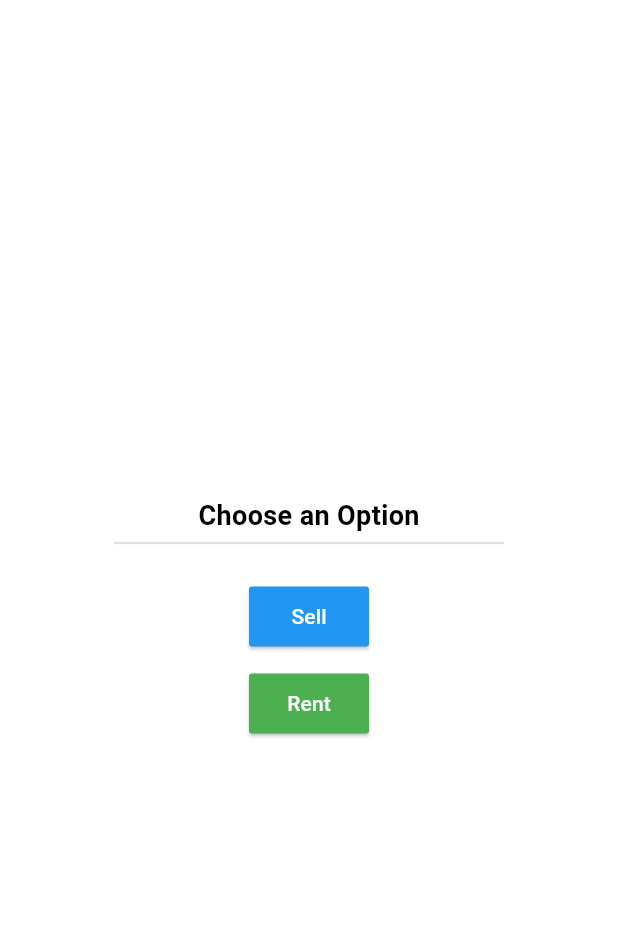
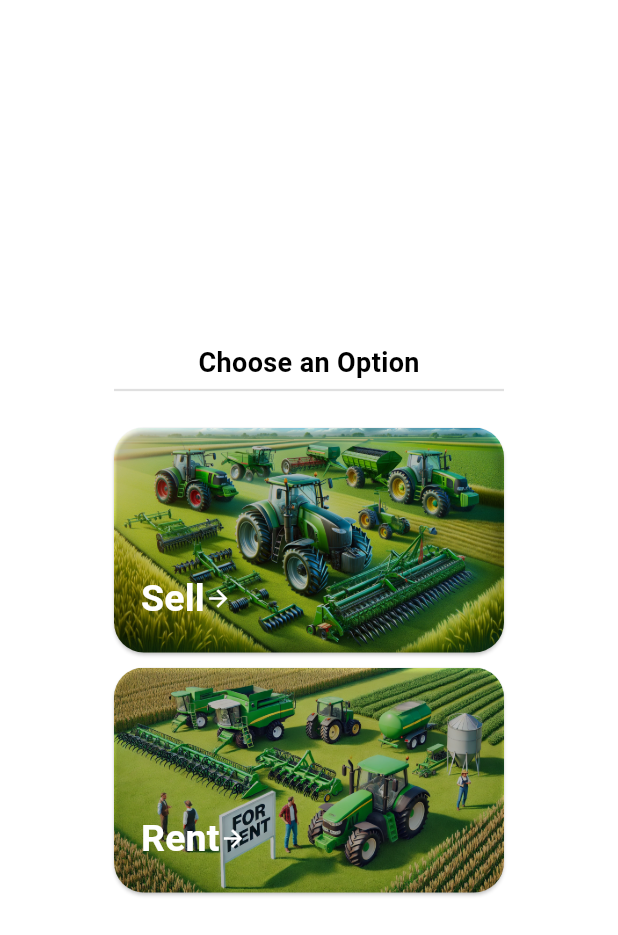
Before and after one commit to Ramdev-Lodhi/farm_connects, a Flutter app: the SellRentDialog widget shown alone on an empty page, opened directly, on a phone screen of 412 x 824 dp. Shown: the top 935 px of the screen. Run offline on Flutter 3.47's test engine with Material 3 defaults, Android fonts, the phone set to English and light mode, and no system bars; our stand-ins replace bloc, cached_network_image, carousel_slider, conditional_builder_null_safety, dio, flutter_bloc and 14 more; missing offline and left inert: dart:ffi; accounts and stored records are empty; network calls fail; Roboto replaces fonts that are missing (Poppens); project files that could hold a hidden picture were left out.

Commit message:
feat: Home Layout updated

```diff
--- a/lib/layout/home_layout.dart
+++ b/lib/layout/home_layout.dart
@@ -97,19 +97,17 @@ class _HomeLayoutState extends State<HomeLayout> {
                         );
                       },
                       child: Container(
-                        width: 48.w,
-                        height: 50.h,
+                        // width: 55.w,
                         decoration: BoxDecoration(
-                          border: Border.all(color: Colors.blue, width: 2),
-                          // Border color
+                          border: Border.all(color: Colors.black87, width: 2),
                           borderRadius: BorderRadius.circular(5.0),
                         ),
                         child: Image.asset(
                           _isSell
-                              ? 'assets/images/logo/sell.png'
-                              : 'assets/images/logo/rent_.png',
-                          width: 42.w,
-                          height: 20.h,
+                              ? 'assets/images/rent_sell/sell.png'
+                              : 'assets/images/rent_sell/rent.png',
+                          // width: 52.w,
+                          // height: 50.h,
                           fit: BoxFit.contain,
                         ),
                       ),
--- a/lib/widgets/sell_rent_dialog.dart
+++ b/lib/widgets/sell_rent_dialog.dart
@@ -41,49 +41,110 @@ class SellRentDialog extends StatelessWidget {
                 height: 10,
               ),
               SizedBox(height: 20),
+              // Sell Button with Background Image
               Container(
-                margin: EdgeInsets.only(bottom: 0),
+                margin: EdgeInsets.only(bottom: 10),
+                decoration: BoxDecoration(
+                  borderRadius: BorderRadius.circular(20.0),
+                  image: DecorationImage(
+                    image: AssetImage('assets/images/rent_sell/sell_bg_image.webp'), // Background image path
+                    fit: BoxFit.cover,
+                  ),
+                ),
                 child: SizedBox(
-                  width: 80,
+                  width: 300,
+                  height: 150,
                   child: ElevatedButton(
                     onPressed: () {
                       Navigator.pop(context);
                       onSell();
                     },
-                    child:
-                    Text("Sell", style: TextStyle(color: Colors.white)),
                     style: ElevatedButton.styleFrom(
-                      backgroundColor: Colors.blue,
+                      backgroundColor: Colors.transparent, // Make button background transparent
                       shape: RoundedRectangleBorder(
-                        borderRadius: BorderRadius.circular(2.0),
+                        borderRadius: BorderRadius.circular(20.0),
+                      ),
+                      padding: EdgeInsets.all(10), // Adjust padding as needed
+                    ),
+                    child: Align(
+                      alignment: Alignment.bottomLeft, // Align text to the bottom left
+                      child: Padding(
+                        padding: const EdgeInsets.all(8.0),
+                        child: Row(
+                          mainAxisSize: MainAxisSize.min,
+                          children: [
+                            Text(
+                              "Sell",
+                              style: TextStyle(
+                                color: Colors.white,
+                                fontWeight: FontWeight.bold,
+                                fontSize: 25,
+                              ),
+                            ),
+                            Icon(
+                              Icons.arrow_forward,
+                              color: Colors.white,
+                              size: 18,
+                            ),
+                          ],
+                        ),
                       ),
                     ),
                   ),
                 ),
               ),
-
-              SizedBox(height: 10),
+              // Rent Button with Background Image
               Container(
-                margin: EdgeInsets.only(bottom: 0), // Set bottom margin to 0
+                margin: EdgeInsets.only(bottom: 0),
+                decoration: BoxDecoration(
+                  borderRadius: BorderRadius.circular(20.0),
+                  image: DecorationImage(
+                    image: AssetImage('assets/images/rent_sell/rent_bg_image.webp'), // Background image path
+                    fit: BoxFit.cover,
+                  ),
+                ),
                 child: SizedBox(
-                  width: 80, // Set the desired width here
+                  width: 300,
+                  height: 150,
                   child: ElevatedButton(
                     onPressed: () {
                       Navigator.pop(context);
-                      onSell();
+                      onRent();
                     },
-                    child:
-                    Text("Rent", style: TextStyle(color: Colors.white)),
                     style: ElevatedButton.styleFrom(
-                      backgroundColor: Colors.green,
+                      backgroundColor: Colors.transparent,
                       shape: RoundedRectangleBorder(
-                        borderRadius: BorderRadius.circular(2.0),
+                        borderRadius: BorderRadius.circular(20.0),
+                      ),
+                      padding: EdgeInsets.all(10),
+                    ),
+                    child: Align(
+                      alignment: Alignment.bottomLeft,
+                      child: Padding(
+                        padding: const EdgeInsets.all(8.0),
+                        child: Row(
+                          mainAxisSize: MainAxisSize.min,
+                          children: [
+                            Text(
+                              "Rent",
+                              style: TextStyle(
+                                color: Colors.white,
+                                fontWeight: FontWeight.bold,
+                                fontSize: 25,
+                              ),
+                            ),
+                            Icon(
+                              Icons.arrow_forward,
+                              color: Colors.white,
+                              size: 18,
+                            ),
+                          ],
+                        ),
                       ),
                     ),
                   ),
                 ),
               ),
-
             ],
           ),
         ),
--- a/pubspec.yaml
+++ b/pubspec.yaml
@@ -88,6 +88,7 @@ flutter:
     - assets/loading/
     - assets/images/
     - assets/images/logo/
+    - assets/images/rent_sell/
     - assets/countrycodes.json
   #   - images/a_dot_ham.jpeg
 
```
Also changed, not shown: assets/images/logo/rent.png (deleted), assets/images/logo/rent_.png (deleted), assets/images/logo/sell.png (deleted), assets/images/rent_sell/rent.png (added), assets/images/rent_sell/rent_bg_image.webp (added), assets/images/rent_sell/sell.png (added), assets/images/rent_sell/sell_bg_image.webp (added).
